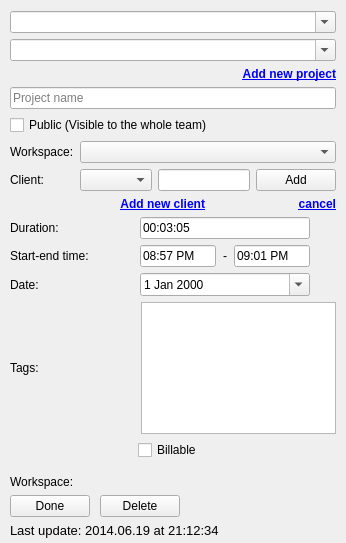
Above: src/ui/linux/TogglDesktop/timeentryeditorwidget.ui from toggl-open-source/toggldesktop before the change. Below: the same form after it.
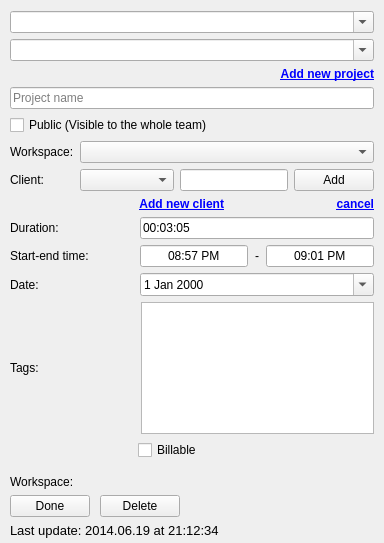
That is the form after the change.

Commit message: Fixed start stop time field size with big font (linux)

```diff
--- a/src/ui/linux/TogglDesktop/timeentryeditorwidget.ui
+++ b/src/ui/linux/TogglDesktop/timeentryeditorwidget.ui
@@ -359,9 +359,18 @@
          </item>
          <item>
           <widget class="QLineEdit" name="start">
+           <property name="sizePolicy">
+            <sizepolicy hsizetype="Fixed" vsizetype="Fixed">
+             <horstretch>0</horstretch>
+             <verstretch>0</verstretch>
+            </sizepolicy>
+           </property>
            <property name="text">
             <string>08:57 PM</string>
            </property>
+           <property name="alignment">
+            <set>Qt::AlignCenter</set>
+           </property>
           </widget>
          </item>
          <item>
@@ -382,9 +391,18 @@
          </item>
          <item>
           <widget class="QLineEdit" name="stop">
+           <property name="sizePolicy">
+            <sizepolicy hsizetype="Fixed" vsizetype="Fixed">
+             <horstretch>0</horstretch>
+             <verstretch>0</verstretch>
+            </sizepolicy>
+           </property>
            <property name="text">
             <string>09:01 PM</string>
            </property>
+           <property name="alignment">
+            <set>Qt::AlignCenter</set>
+           </property>
           </widget>
          </item>
         </layout>
```
